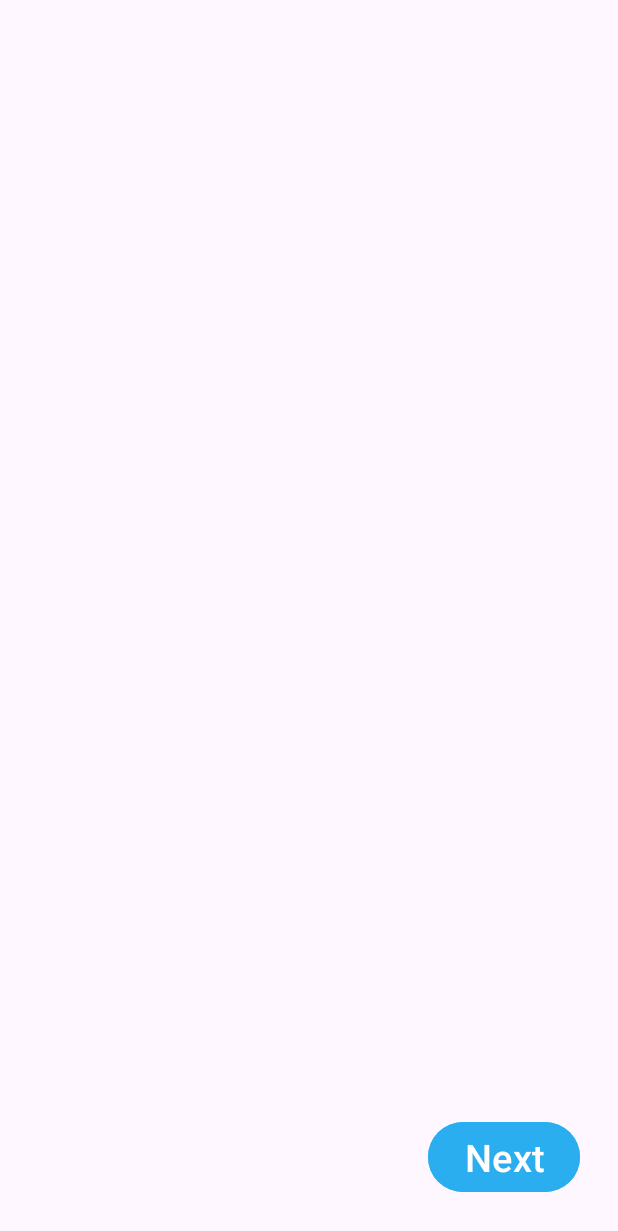
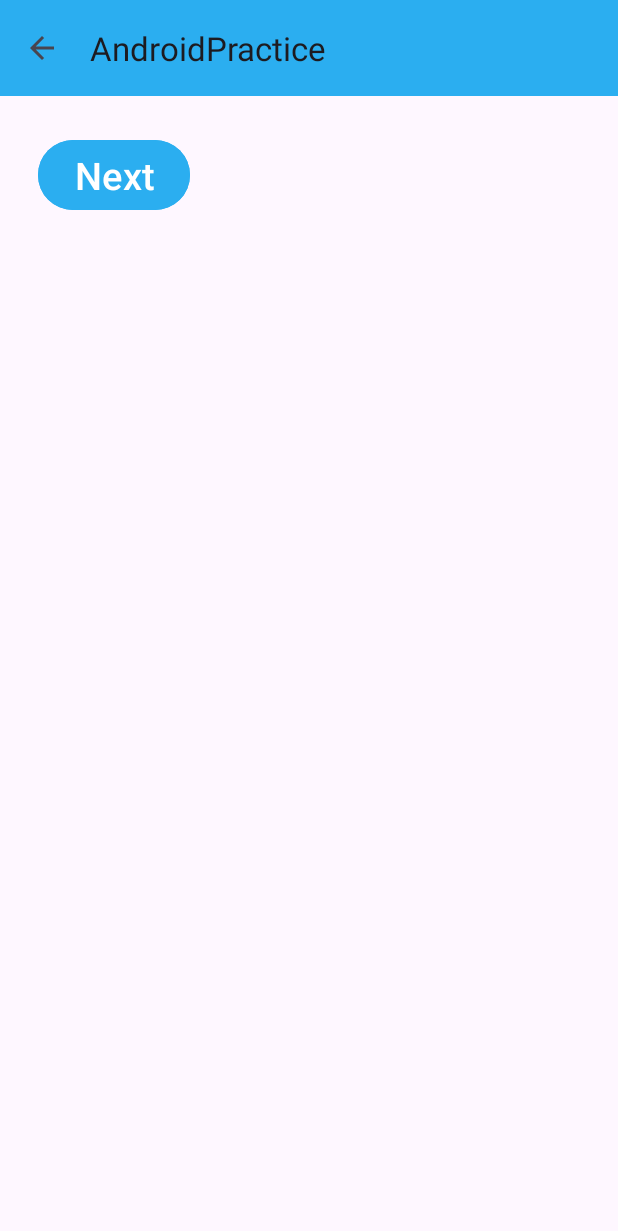
Before and after one commit to Luckykandpal021/Android-Practice, an Android app: the screen it shows after launch (SecondActivity), on a phone screen of 412 x 824 dp. Shown: the top 1231 px of the screen. Run offline under Robolectric (Android 15) with nearby library versions, the phone set to English and light mode, and no system bars.

Commit message:
New Screen Created named SecondActivity

```diff
--- a/app/src/main/java/com/example/androidpractice/SecondActivity.java
+++ b/app/src/main/java/com/example/androidpractice/SecondActivity.java
@@ -1,6 +1,7 @@
 package com.example.androidpractice;
 
 import androidx.appcompat.app.AppCompatActivity;
+import androidx.appcompat.widget.Toolbar;
 //import android.util.Log;
 import android.content.Intent;
 import android.widget.Button;
@@ -13,11 +14,19 @@ public class SecondActivity extends AppCompatActivity {
         super.onCreate(savedInstanceState);
         setContentView(R.layout.activity_second);
         Button nextScreen = findViewById(R.id.next);
+
+        Toolbar toolbar = findViewById(R.id.secondAppBar); //for using by default features of tool bar by androidX
+        setSupportActionBar(toolbar);
+        if (getSupportActionBar() != null) {
+            getSupportActionBar().setDisplayHomeAsUpEnabled(true);
+        }
+        toolbar.setTitle("My Tool Bar");
+//        toolbar.sutSubtitle()
 //        Log.d("MyApp", "This is a debug message.");
 //        Log.e("MyApp", "An error occurred!");
-        nextScreen.setOnClickListener(V-> {
-                Intent iNext = new Intent(SecondActivity.this, MainActivity.class);
-                startActivity(iNext);
+        nextScreen.setOnClickListener(V -> {
+            Intent iNext = new Intent(SecondActivity.this, MainActivity.class);
+            startActivity(iNext);
 
         });
     }
--- a/app/src/main/res/layout/activity_second.xml
+++ b/app/src/main/res/layout/activity_second.xml
@@ -3,8 +3,23 @@
     android:layout_width="match_parent"
     android:layout_height="match_parent"
     android:orientation="vertical"
-    android:gravity="bottom|end"
     tools:context=".SecondActivity">
+    <com.google.android.material.appbar.AppBarLayout
+        android:layout_width="match_parent"
+        android:layout_height="wrap_content">
+    <androidx.appcompat.widget.Toolbar
+        android:layout_width="match_parent"
+        android:layout_height="wrap_content"
+        android:id="@+id/secondAppBar"
+        android:background="@color/bmiCalc"/>
+<!-- for customise layout in app bar        <LinearLayout-->
+<!--            android:layout_width="match_parent"-->
+<!--            android:layout_height="wrap_content">-->
+<!--            -->
+<!--        </LinearLayout>-->
+<!--    </androidx.appcompat.widget.Toolbar>-->
+    </com.google.android.material.appbar.AppBarLayout>
+
     <Button
         android:layout_width="wrap_content"
         android:layout_height="wrap_content"
```
